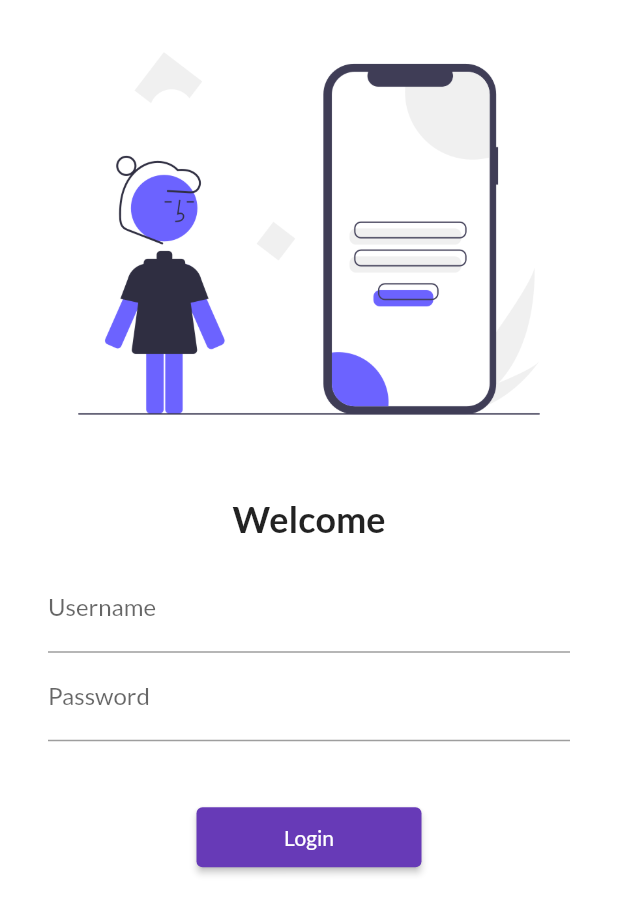
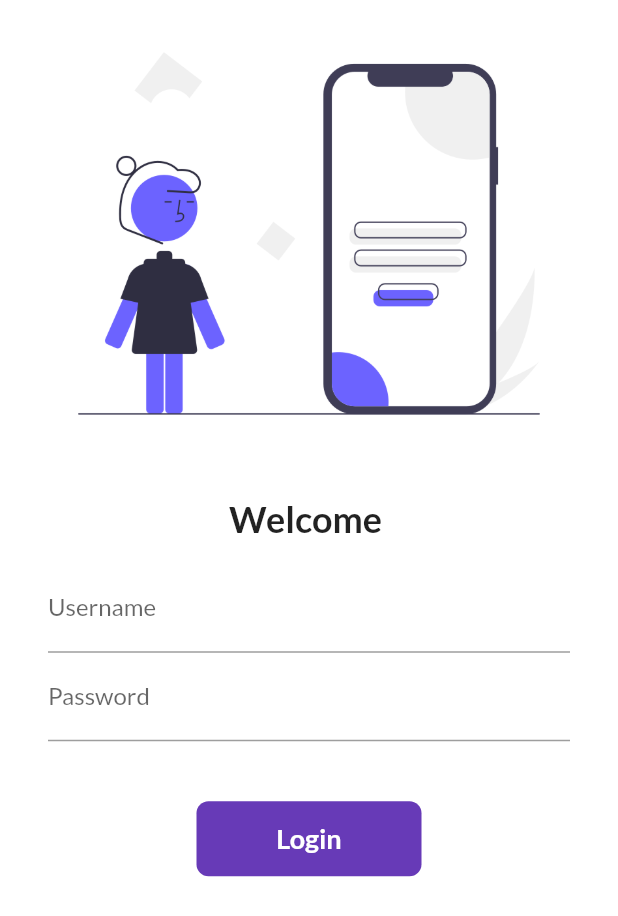
Before and after one commit to Ali-Shan11223/Catalog_app, a Flutter app: the screen it shows after launch, on a phone screen of 412 x 824 dp. Shown: the top 916 px of the screen. Run offline on Flutter 3.47's test engine with Material 2 defaults, Android fonts, the phone set to English and light mode, and no system bars; our stand-ins replace google_fonts.

Commit message:
Day 3 completed

```diff
--- a/lib/screens/login_screen.dart
+++ b/lib/screens/login_screen.dart
@@ -1,9 +1,16 @@
 import 'package:flutter/material.dart';
 import 'package:flutter_catalog/utils/routes.dart';
 
-class LoginScreen extends StatelessWidget {
+class LoginScreen extends StatefulWidget {
   const LoginScreen({super.key});
 
+  @override
+  State<LoginScreen> createState() => _LoginScreenState();
+}
+
+class _LoginScreenState extends State<LoginScreen> {
+  String name = '';
+  bool changeButton = false;
   @override
   Widget build(BuildContext context) {
     return SafeArea(
@@ -19,9 +26,10 @@ class LoginScreen extends StatelessWidget {
                 const SizedBox(
                   height: 20,
                 ),
-                const Text(
-                  'Welcome',
-                  style: TextStyle(fontSize: 24, fontWeight: FontWeight.bold),
+                Text(
+                  'Welcome $name',
+                  style: const TextStyle(
+                      fontSize: 24, fontWeight: FontWeight.bold),
                 ),
                 Padding(
                   padding:
@@ -32,6 +40,10 @@ class LoginScreen extends StatelessWidget {
                         decoration: const InputDecoration(
                             hintText: 'Enter username',
                             label: Text('Username')),
+                        onChanged: (value) {
+                          name = value;
+                          setState(() {});
+                        },
                       ),
                       TextFormField(
                         obscureText: true,
@@ -42,15 +54,47 @@ class LoginScreen extends StatelessWidget {
                       const SizedBox(
                         height: 40,
                       ),
-                      ElevatedButton(
-                        onPressed: () {
-                          Navigator.pushNamed(context, MyRoutes.homeRoute);
+                      InkWell(
+                        onTap: () async {
+                          setState(() {
+                            changeButton = !changeButton;
+                          });
+                          await Future.delayed(const Duration(seconds: 1), () {
+                            Navigator.pushNamed(context, MyRoutes.homeRoute);
+                          });
                         },
-                        style: ElevatedButton.styleFrom(
-                          minimumSize: const Size(150, 40),
+                        child: AnimatedContainer(
+                          duration: const Duration(seconds: 1),
+                          height: 50,
+                          width: changeButton ? 50 : 150,
+                          alignment: Alignment.center,
+                          decoration: BoxDecoration(
+                              borderRadius:
+                                  BorderRadius.circular(changeButton ? 50 : 8),
+                              color: Colors.deepPurple),
+                          child: changeButton
+                              ? const Icon(
+                                  Icons.check,
+                                  color: Colors.white,
+                                )
+                              : const Text(
+                                  'Login',
+                                  style: TextStyle(
+                                      fontSize: 18,
+                                      fontWeight: FontWeight.bold,
+                                      color: Colors.white),
+                                ),
                         ),
-                        child: const Text('Login'),
                       )
+                      // ElevatedButton(
+                      //   onPressed: () {
+                      //     Navigator.pushNamed(context, MyRoutes.homeRoute);
+                      //   },
+                      //   style: ElevatedButton.styleFrom(
+                      //     minimumSize: const Size(150, 40),
+                      //   ),
+                      //   child: const Text('Login'),
+                      // )
                     ],
                   ),
                 )
```
